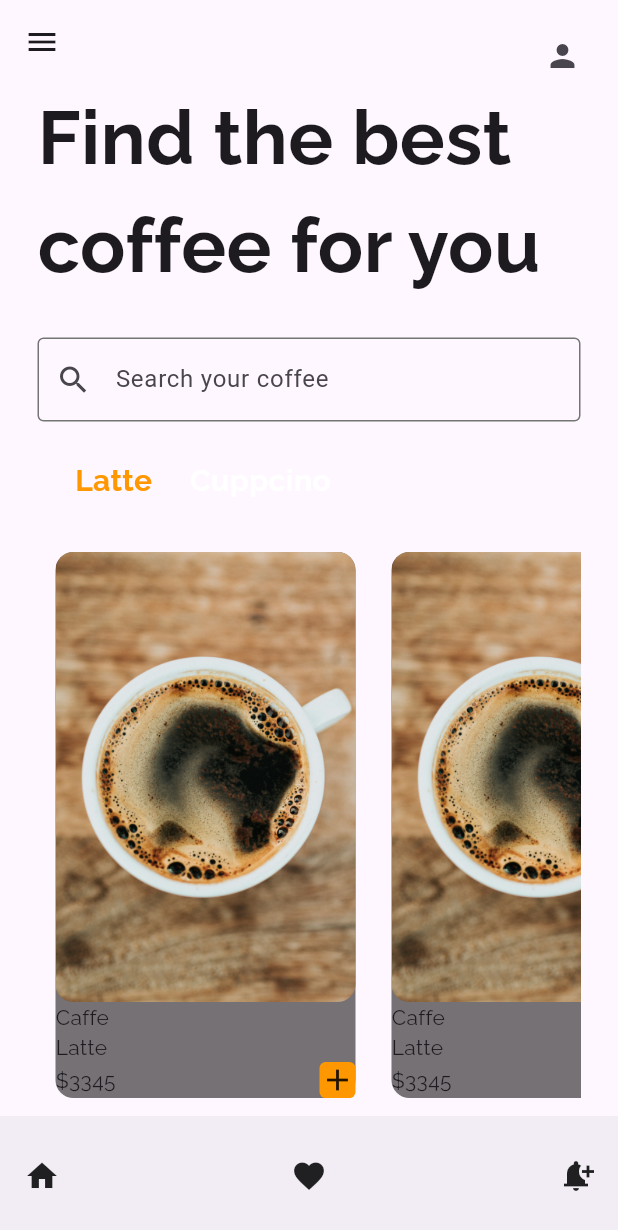
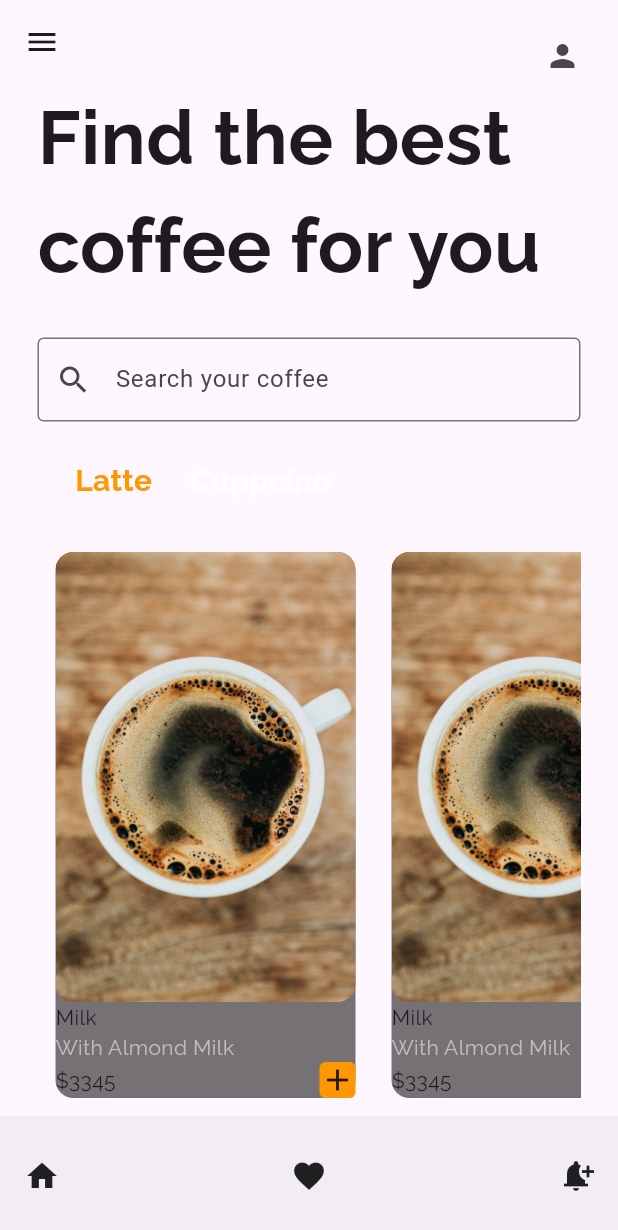
Before and after one commit to zahrawm/Day-1-widgets-slider, a Flutter app: the screen it shows after launch, on a phone screen of 412 x 824 dp. Shown: the top 1230 px of the screen. Run offline on Flutter 3.47's test engine with Material 3 defaults, Android fonts, the phone set to English and light mode, and no system bars; our stand-ins replace google_fonts.

Commit message:
Code updated

```diff
--- a/coffe/coffee_ui/lib/pages/home_page.dart
+++ b/coffe/coffee_ui/lib/pages/home_page.dart
@@ -2,9 +2,20 @@ import 'package:coffee_ui/utils/coffee_type.dart';
 import 'package:coffee_ui/utils/my_coffe.dart';
 import 'package:flutter/material.dart';
 
-class HomePage extends StatelessWidget {
+class HomePage extends StatefulWidget {
   const HomePage({super.key});
 
+  @override
+  State<HomePage> createState() => _HomePageState();
+}
+
+class _HomePageState extends State<HomePage> {
+  final List coffeeType = [
+    ['Cupccion', true],
+    ['Latte', true]
+  ];
+
+  void coffeeTypeSelected() {}
   @override
   Widget build(BuildContext context) {
     return Scaffold(
@@ -56,8 +67,16 @@ class HomePage extends StatelessWidget {
               child: ListView(
                 scrollDirection: Axis.horizontal,
                 children: [
-                  CoffeeType(coffetype: 'Latte', isSelected: true),
-                  CoffeeType(coffetype: 'Cuppcino', isSelected: false)
+                  CoffeeType(
+                    coffetype: 'Latte',
+                    isSelected: true,
+                    onTap: coffeeTypeSelected,
+                  ),
+                  CoffeeType(
+                    coffetype: 'Cuppcino',
+                    isSelected: false,
+                    onTap: coffeeTypeSelected,
+                  )
                 ],
               ),
             ),
--- a/coffe/coffee_ui/lib/utils/coffee_type.dart
+++ b/coffe/coffee_ui/lib/utils/coffee_type.dart
@@ -3,14 +3,20 @@ import 'package:flutter/material.dart';
 class CoffeeType extends StatelessWidget {
   final String coffetype;
   final bool isSelected;
+  final VoidCallback onTap;
   const CoffeeType(
-      {Key? Key, required this.coffetype, required this.isSelected})
+      {Key? Key,
+      required this.coffetype,
+      required this.isSelected,
+      required this.onTap})
       : super(key: Key);
 
   @override
   Widget build(BuildContext context) {
     return Padding(
       padding: const EdgeInsets.only(left: 25),
+      child: GestureDetector(
+        onTap: onTap,
         child: Text(
           coffetype,
           style: TextStyle(
@@ -18,6 +24,7 @@ class CoffeeType extends StatelessWidget {
               fontWeight: FontWeight.bold,
               color: isSelected ? Colors.orange : Colors.white),
         ),
+      ),
     );
   }
 }
--- a/coffe/coffee_ui/lib/utils/my_coffe.dart
+++ b/coffe/coffee_ui/lib/utils/my_coffe.dart
@@ -22,8 +22,16 @@ class MyCoffe extends StatelessWidget {
                   child: Image.asset(
                     'lib/images/hot.jpg',
                   )),
-              Text('Caffe'),
-              Text('Latte'),
+              // Column // Text
+
+              Column(
+                crossAxisAlignment: CrossAxisAlignment.start,
+                children: [
+                  Text('Milk'),
+                  Text(
+                    'With Almond Milk',
+                    style: TextStyle(color: Colors.grey[400]),
+                  ),
                   Row(
                     mainAxisAlignment: MainAxisAlignment.spaceBetween,
                     children: [
@@ -38,6 +46,8 @@ class MyCoffe extends StatelessWidget {
                   )
                 ],
               ),
+            ],
+          ),
         ),
       ),
     );
```
Lines whose indentation alone changed are shown as unchanged.
